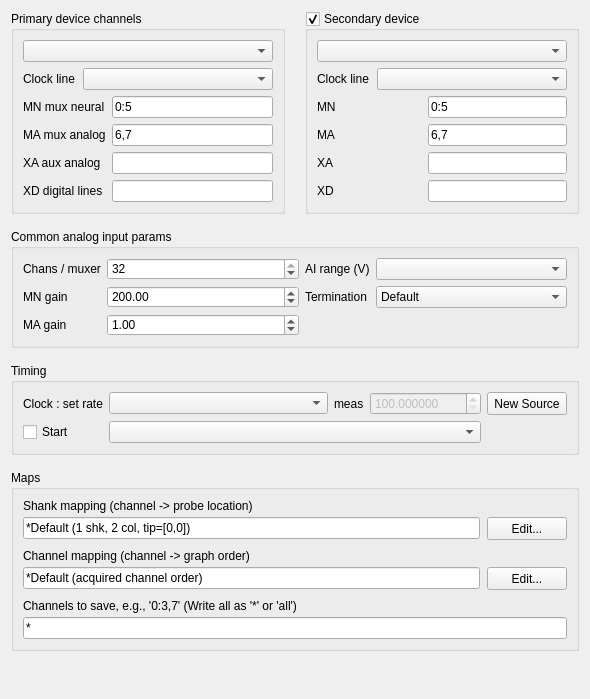
Above: Forms/NITab.ui from billkarsh/SpikeGLX before the change. Below: the same form after it.
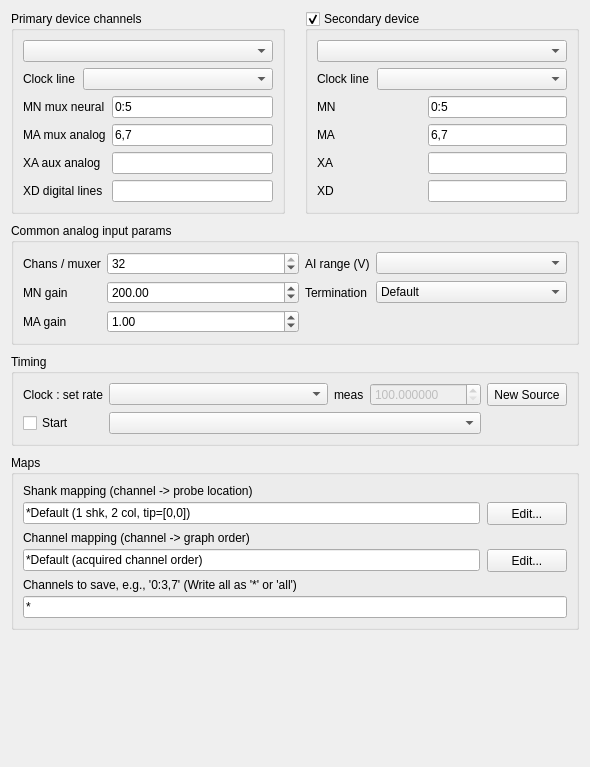
That is the form after the change.

Diff of the .ui file:
```diff
--- a/Forms/NITab.ui
+++ b/Forms/NITab.ui
@@ -7,9 +7,15 @@
     <x>0</x>
     <y>0</y>
     <width>590</width>
-    <height>699</height>
+    <height>767</height>
    </rect>
   </property>
+  <property name="sizePolicy">
+   <sizepolicy hsizetype="Preferred" vsizetype="MinimumExpanding">
+    <horstretch>0</horstretch>
+    <verstretch>0</verstretch>
+   </sizepolicy>
+  </property>
   <property name="windowTitle">
    <string>Form</string>
   </property>
@@ -18,7 +24,7 @@
     <number>20</number>
    </property>
    <property name="verticalSpacing">
-    <number>15</number>
+    <number>9</number>
    </property>
    <item row="0" column="0">
     <widget class="QGroupBox" name="dev1GB">
@@ -674,6 +680,9 @@
       <string>Timing</string>
      </property>
      <layout class="QGridLayout" name="gridLayout_5" columnstretch="0,3,0,0,0">
+      <property name="verticalSpacing">
+       <number>6</number>
+      </property>
       <item row="0" column="0">
        <widget class="QLabel" name="srateLabel">
         <property name="enabled">
@@ -808,7 +817,7 @@
      </property>
      <layout class="QGridLayout" name="gridLayout_7">
       <property name="verticalSpacing">
-       <number>9</number>
+       <number>6</number>
       </property>
       <item row="0" column="0">
        <layout class="QGridLayout" name="gridLayout_3">
@@ -976,7 +985,7 @@
      <property name="sizeHint" stdset="0">
       <size>
        <width>20</width>
-       <height>40</height>
+       <height>20</height>
       </size>
      </property>
     </spacer>
```
Left out of the diff: 16 changed lines with no effect on the pictures.
